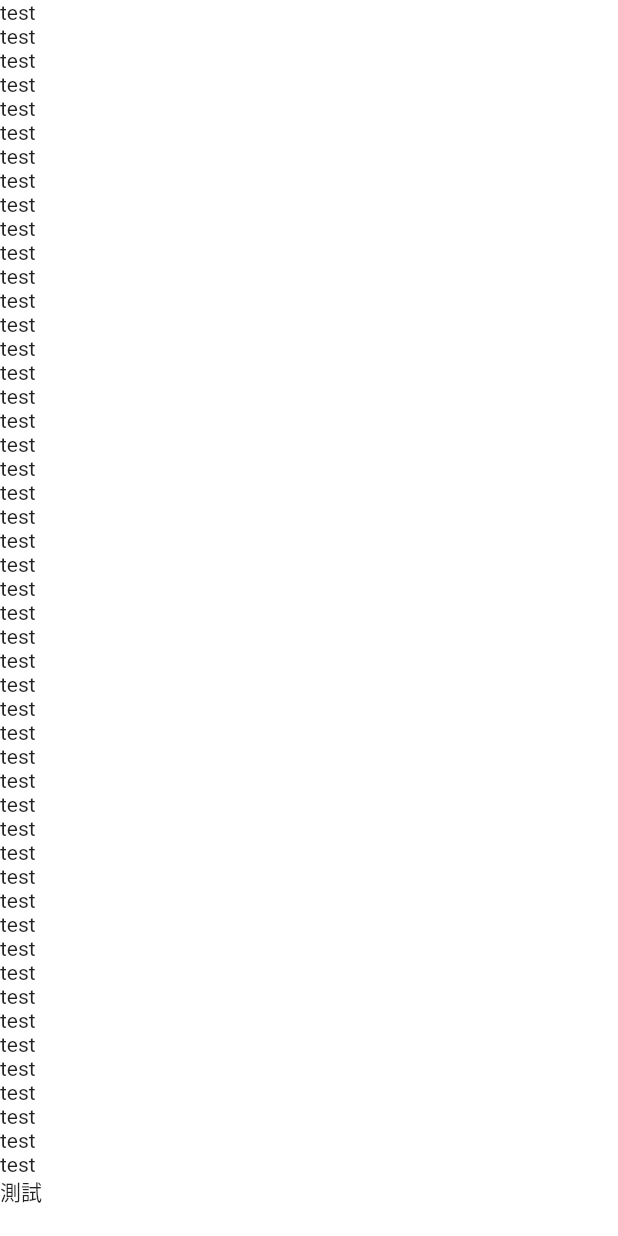
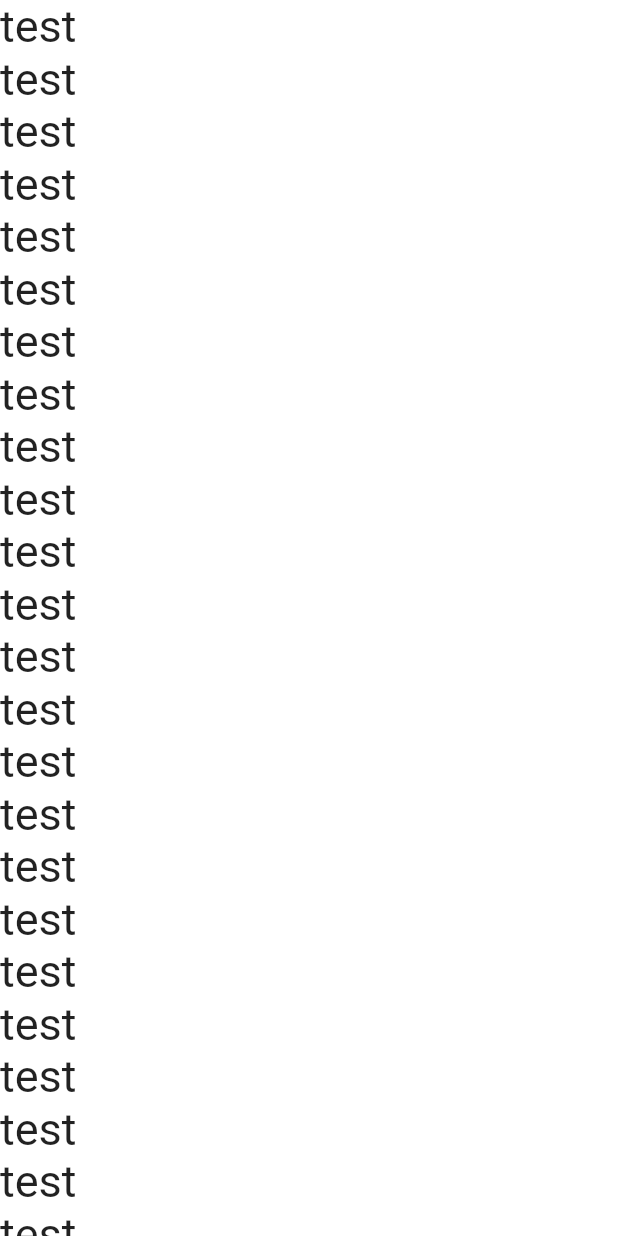
Before and after one commit to greenblue467/flutter_eyecenter_test, a Flutter app: the Product2 screen opened directly, on a phone screen of 412 x 824 dp. Run offline on Flutter 3.47's test engine with Material 2 defaults, Android fonts, the phone set to English and light mode, and no system bars; our stand-ins replace carousel_slider, device_info, email_validator, flutter_html, modal_progress_hud, page_transition and 4 more; missing offline and left inert: flutter_cupertino_date_picker; accounts and stored records are empty; network calls fail.

Commit message:
4/8upload

```diff
--- a/lib/widgets/product1.dart
+++ b/lib/widgets/product1.dart
@@ -69,6 +69,7 @@ class _Product1State extends State<Product1>
     final provide = Provider.of<Data>(context, listen: false);
     double wid = MediaQuery.of(context).size.width;
     double hei = MediaQuery.of(context).size.width / 2.17;
+    super.build(context);
     return ModalProgressHUD(
       inAsyncCall: _loading,
       color: Colors.white,
--- a/lib/widgets/product2.dart
+++ b/lib/widgets/product2.dart
@@ -1,15 +1,36 @@
+import 'package:eyecentertestapp/pages/about.dart';
 import 'package:flutter/material.dart';
 
-class Product2 extends StatelessWidget {
+class Product2 extends StatefulWidget {
+  @override
+  _Product2State createState() => _Product2State();
+}
+
+class _Product2State extends State<Product2> with AutomaticKeepAliveClientMixin {
+  @override
+  bool get wantKeepAlive => true;
   @override
   Widget build(BuildContext context) {
+    super.build(context);
     return Scaffold(
       backgroundColor: Colors.white,
       body: ListView.builder(
-        itemCount: 50,
-          itemBuilder: (context,index){
-        return Text(index==49? "測試":"test");
-      }),
+          itemCount: 50,
+          itemBuilder: (context, index) {
+            return GestureDetector(
+                onTap: () {
+                  Navigator.push(
+                    context,
+                    MaterialPageRoute(
+                      builder: (context) => About(),
+                    ),
+                  );
+                },
+                child: Text(
+                  index == 49 ? "測試" : "test",
+                  style: TextStyle(fontSize: 30.0),
+                ));
+          }),
     );
   }
 }
```
Also changed, not shown: lib/pages/welcome.dart (+39 -21 lines).
